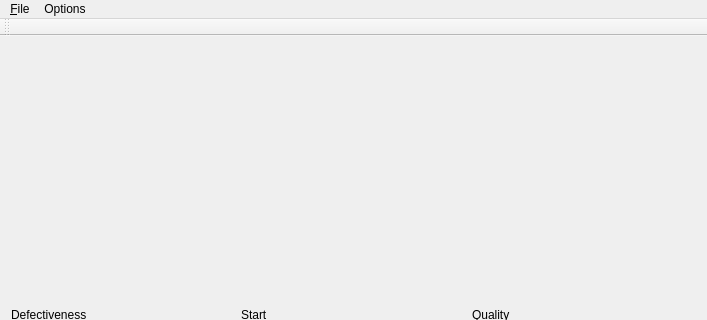
This is qlitch/mainwindow.ui in 607011/qlitch as Qt 5 draws it before an edit; both pictures show x 0 to 707 and y 0 to 320 of the 707 by 636 pixel window. The edited form follows.
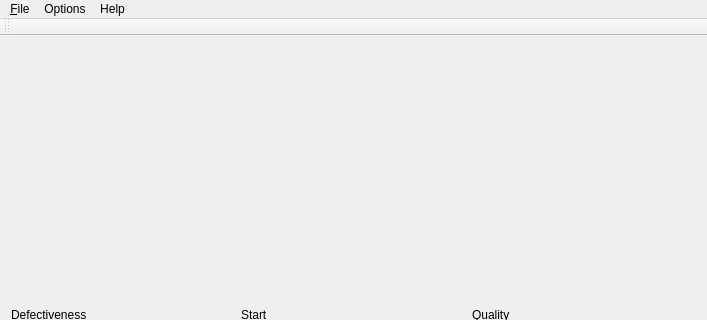
This is the edited form.

The edit to the form file:
```diff
--- a/qlitch/mainwindow.ui
+++ b/qlitch/mainwindow.ui
@@ -123,8 +123,16 @@
     </widget>
     <addaction name="menuAlgorithm"/>
    </widget>
+   <widget class="QMenu" name="menuHelp">
+    <property name="title">
+     <string>Help</string>
+    </property>
+    <addaction name="actionAbout"/>
+    <addaction name="actionAboutQt"/>
+   </widget>
    <addaction name="menu_File"/>
    <addaction name="menuOptions"/>
+   <addaction name="menuHelp"/>
   </widget>
   <widget class="QToolBar" name="mainToolBar">
    <attribute name="toolBarArea">
```
Left out of the diff: 19 changed lines with no effect on the pictures.
